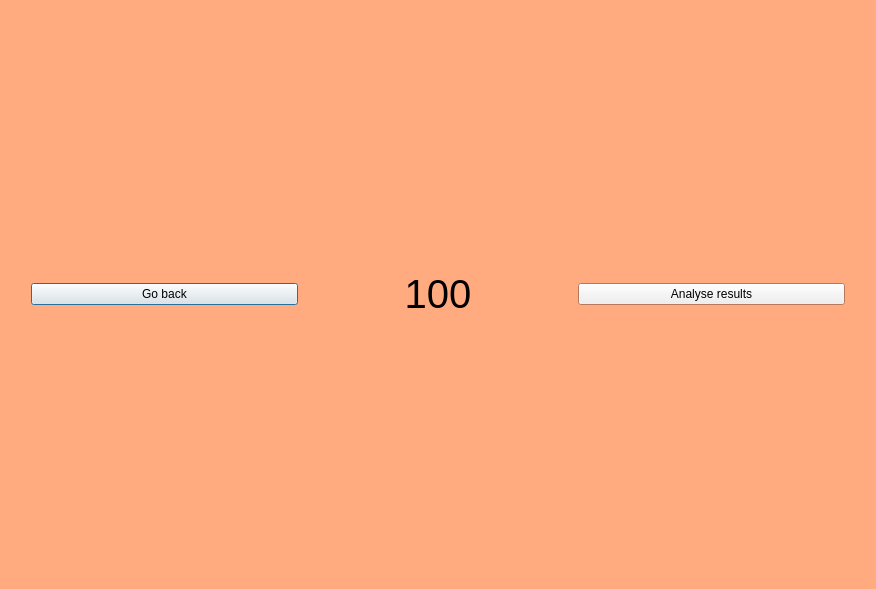
Before: the Qt Designer form gui/experienceview.ui in SophieShirine/FittsLaw, drawn with Qt 5.
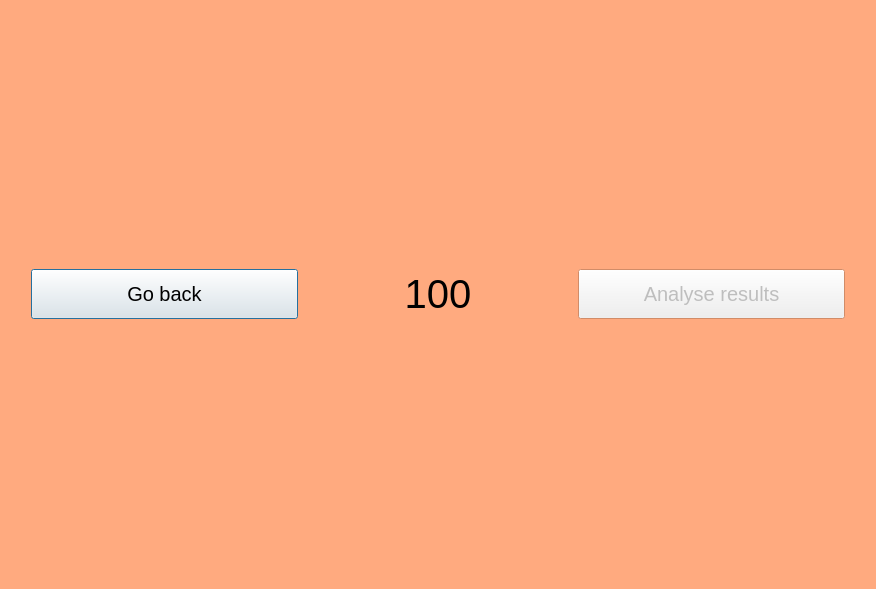
After: the same form once the commit is applied.

```diff
--- a/gui/experienceview.ui
+++ b/gui/experienceview.ui
@@ -82,6 +82,17 @@
     <layout class="QHBoxLayout" name="buttonLayout">
      <item>
       <widget class="QPushButton" name="leaveBtn">
+       <property name="minimumSize">
+        <size>
+         <width>200</width>
+         <height>50</height>
+        </size>
+       </property>
+       <property name="font">
+        <font>
+         <pointsize>15</pointsize>
+        </font>
+       </property>
        <property name="text">
         <string>Go back</string>
        </property>
@@ -104,6 +115,20 @@
      </item>
      <item>
       <widget class="QPushButton" name="resultsButton">
+       <property name="enabled">
+        <bool>false</bool>
+       </property>
+       <property name="minimumSize">
+        <size>
+         <width>200</width>
+         <height>50</height>
+        </size>
+       </property>
+       <property name="font">
+        <font>
+         <pointsize>15</pointsize>
+        </font>
+       </property>
        <property name="text">
         <string>Analyse results</string>
        </property>
```
